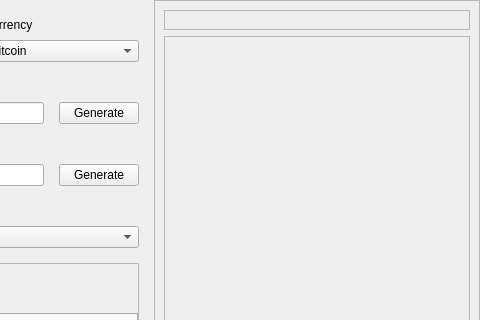
talonlab/hdwallet-desktop, file desktop/ui/hdwallet.ui: the form before one commit; both pictures show x 471 to 951 and y 0 to 320 of the 951 by 444 pixel window.
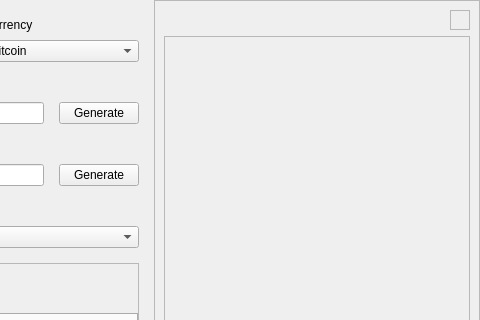
The form after the commit.

Commit message: Update: toggle button for expand terminal

Patch:
```diff
--- a/desktop/ui/hdwallet.ui
+++ b/desktop/ui/hdwallet.ui
@@ -7,7 +7,7 @@
     <x>0</x>
     <y>0</y>
     <width>951</width>
-    <height>439</height>
+    <height>444</height>
    </rect>
   </property>
   <property name="windowTitle">
@@ -5177,15 +5177,43 @@
        <enum>QFrame::Raised</enum>
       </property>
       <layout class="QVBoxLayout" name="verticalLayout_2">
-       <item>
+       <item alignment="Qt::AlignRight">
         <widget class="QFrame" name="expandTerminalQFrame">
+         <property name="minimumSize">
+          <size>
+           <width>20</width>
+           <height>20</height>
+          </size>
+         </property>
+         <property name="maximumSize">
+          <size>
+           <width>20</width>
+           <height>20</height>
+          </size>
+         </property>
          <property name="frameShape">
           <enum>QFrame::StyledPanel</enum>
          </property>
          <property name="frameShadow">
           <enum>QFrame::Raised</enum>
          </property>
-         <layout class="QVBoxLayout" name="verticalLayout_19"/>
+         <layout class="QVBoxLayout" name="verticalLayout_19">
+          <property name="spacing">
+           <number>0</number>
+          </property>
+          <property name="leftMargin">
+           <number>0</number>
+          </property>
+          <property name="topMargin">
+           <number>0</number>
+          </property>
+          <property name="rightMargin">
+           <number>0</number>
+          </property>
+          <property name="bottomMargin">
+           <number>0</number>
+          </property>
+         </layout>
         </widget>
        </item>
        <item>
```
The commit also changes 5 other files.
